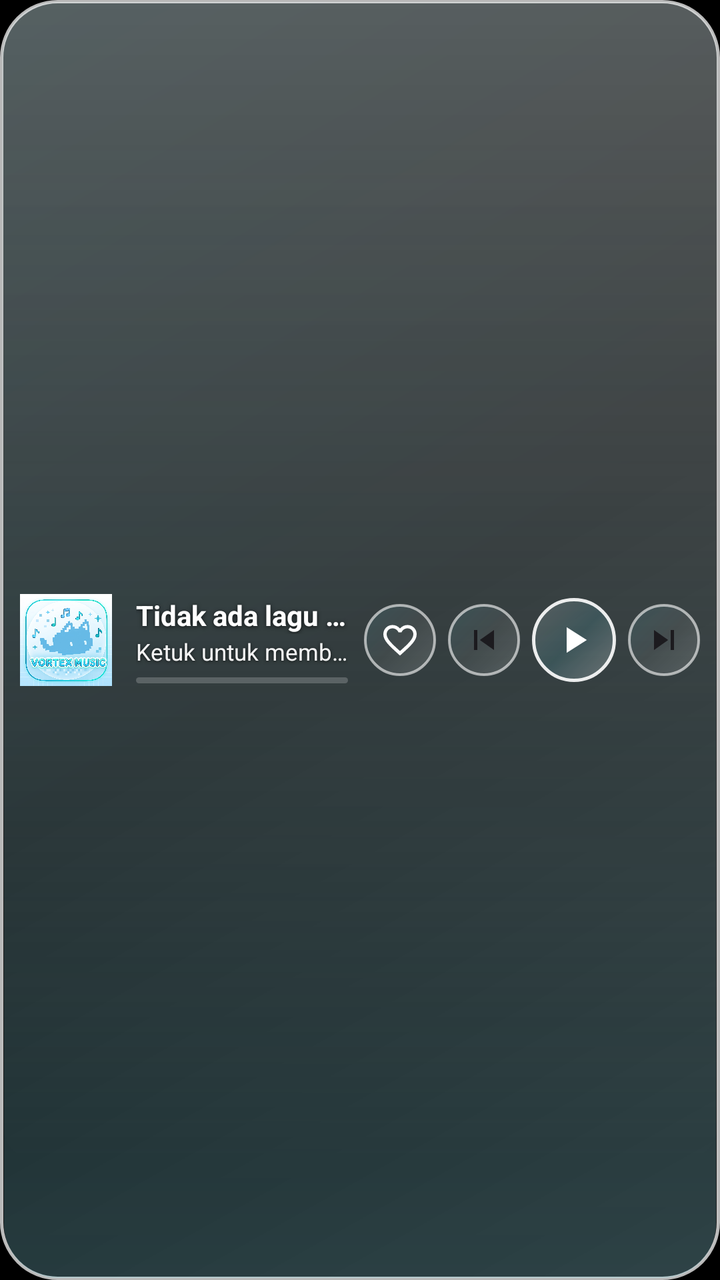
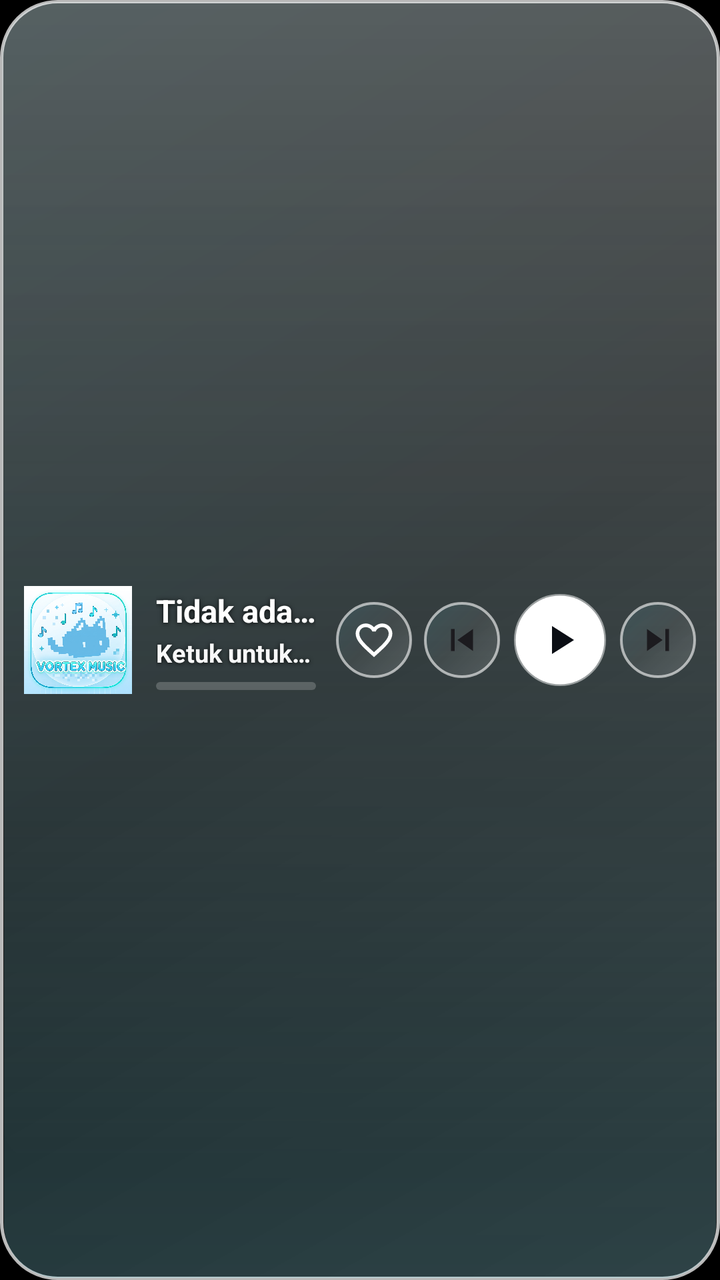

Before-and-after screenshots of an Android layout around one commit, followed by the original layout XML and the change that was made.
<!-- AndroidManifest.xml: application theme Theme.NanzBeatles -->
<!-- res/layout/widget_liquid_glass_wide.xml -->
<?xml version="1.0" encoding="utf-8"?>
<RelativeLayout xmlns:android="http://schemas.android.com/apk/res/android"
    android:id="@+id/widget_glass_wide_root"
    android:layout_width="match_parent"
    android:layout_height="match_parent"
    android:background="@android:color/transparent">

    
    <ImageView
        android:id="@+id/widget_glass_wide_backdrop"
        android:layout_width="match_parent"
        android:layout_height="match_parent"
        android:scaleType="fitXY"
        android:src="@drawable/widget_liquid_glass_bg"
        android:contentDescription="@null" />

    
    <LinearLayout
        android:layout_width="match_parent"
        android:layout_height="match_parent"
        android:orientation="horizontal"
        android:gravity="center_vertical"
        android:paddingStart="10dp"
        android:paddingEnd="10dp"
        android:paddingTop="6dp"
        android:paddingBottom="6dp">

        
        <ImageView
            android:id="@+id/widget_glass_wide_album_art"
            android:layout_width="46dp"
            android:layout_height="46dp"
            android:scaleType="fitCenter"
            android:src="@drawable/ic_widget_music_placeholder"
            android:contentDescription="@string/widget_album_art" />

        
        <LinearLayout
            android:layout_width="0dp"
            android:layout_height="wrap_content"
            android:layout_weight="1"
            android:layout_marginStart="12dp"
            android:layout_marginEnd="8dp"
            android:orientation="vertical">

            <TextView
                android:id="@+id/widget_glass_wide_song_title"
                android:layout_width="match_parent"
                android:layout_height="wrap_content"
                android:ellipsize="end"
                android:maxLines="1"
                android:text="@string/no_song_playing"
                android:textColor="#FFFFFF"
                android:textSize="14sp"
                android:textStyle="bold"
                android:shadowColor="#B3000000"
                android:shadowDy="1"
                android:shadowRadius="5" />

            <TextView
                android:id="@+id/widget_glass_wide_artist_name"
                android:layout_width="match_parent"
                android:layout_height="wrap_content"
                android:layout_marginTop="1dp"
                android:ellipsize="end"
                android:maxLines="1"
                android:text="@string/tap_to_open"
                android:textColor="#F2FFFFFF"
                android:textSize="11.5sp"
                android:shadowColor="#B3000000"
                android:shadowDy="1"
                android:shadowRadius="4" />

            <ProgressBar
                android:id="@+id/widget_glass_wide_progress"
                style="?android:attr/progressBarStyleHorizontal"
                android:layout_width="match_parent"
                android:layout_height="3dp"
                android:layout_marginTop="5dp"
                android:max="10000"
                android:progress="0"
                android:progressDrawable="@drawable/widget_liquid_glass_progress" />
        </LinearLayout>

        
        <ImageView
            android:id="@+id/widget_glass_wide_like_button"
            android:layout_width="36dp"
            android:layout_height="36dp"
            android:background="@drawable/widget_liquid_glass_btn_circle"
            android:padding="8dp"
            android:src="@drawable/ic_widget_heart_outline_nav"
            android:contentDescription="@string/widget_like_button" />

        <ImageView
            android:id="@+id/widget_glass_wide_previous"
            android:layout_width="36dp"
            android:layout_height="36dp"
            android:layout_marginStart="6dp"
            android:background="@drawable/widget_liquid_glass_btn_circle"
            android:padding="8dp"
            android:src="@drawable/ic_widget_skip_previous"
            android:contentDescription="Sebelumnya" />

        <ImageView
            android:id="@+id/widget_glass_wide_play_pause"
            android:layout_width="42dp"
            android:layout_height="42dp"
            android:layout_marginStart="6dp"
            android:background="@drawable/widget_liquid_glass_play_pill"
            android:padding="10dp"
            android:src="@drawable/ic_widget_play"
            android:contentDescription="@string/widget_play_pause" />

        <ImageView
            android:id="@+id/widget_glass_wide_next"
            android:layout_width="36dp"
            android:layout_height="36dp"
            android:layout_marginStart="6dp"
            android:background="@drawable/widget_liquid_glass_btn_circle"
            android:padding="8dp"
            android:src="@drawable/ic_widget_skip_next"
            android:contentDescription="Berikutnya" />

    </LinearLayout>

</RelativeLayout>
<!-- resources referenced by this layout -->
<resources>
  <!-- drawable ic_widget_music_placeholder (drawable) -->
  <?xml version="1.0" encoding="utf-8"?>
  <layer-list xmlns:android="http://schemas.android.com/apk/res/android">
      <item>
          <shape android:shape="rectangle">
              <solid android:color="#1A1528" />
          </shape>
      </item>
      <item
          android:width="96dp"
          android:height="96dp"
          android:gravity="center"
          android:drawable="@drawable/vortex_icon" />
  </layer-list>
  <!-- drawable ic_widget_play (drawable) -->
  <vector xmlns:android="http://schemas.android.com/apk/res/android"
      android:height="24dp"
      android:viewportHeight="24"
      android:viewportWidth="24"
      android:width="24dp">
      <path
          android:fillColor="#FFFFFF"
          android:pathData="M8,5v14l11,-7z"/>
  </vector>
  <!-- drawable ic_widget_skip_next (drawable) -->
  <vector xmlns:android="http://schemas.android.com/apk/res/android"
      android:height="24dp"
      android:viewportHeight="24"
      android:viewportWidth="24"
      android:width="24dp">
      <path
          android:fillColor="@color/widget_text_primary"
          android:pathData="M6,18l8.5,-6L6,6v12zM16,6v12h2V6h-2z"/>
  </vector>
  <!-- drawable ic_widget_skip_previous (drawable) -->
  <vector xmlns:android="http://schemas.android.com/apk/res/android"
      android:height="24dp"
      android:viewportHeight="24"
      android:viewportWidth="24"
      android:width="24dp">
      <path
          android:fillColor="@color/widget_text_primary"
          android:pathData="M6,6h2v12L6,18zM9.5,12l8.5,6L18,6z"/>
  </vector>
  <!-- drawable widget_liquid_glass_btn_circle (drawable) -->
  <?xml version="1.0" encoding="utf-8"?>
  <shape xmlns:android="http://schemas.android.com/apk/res/android"
      android:shape="oval">
      <gradient
          android:angle="135"
          android:startColor="#28FFFFFF"
          android:centerColor="#10FFFFFF"
          android:endColor="#1C64E9FF"
          android:type="linear" />
      <stroke
          android:width="1.2dp"
          android:color="#99FFFFFF" />
  </shape>
  <!-- drawable widget_liquid_glass_play_pill (drawable) -->
  <?xml version="1.0" encoding="utf-8"?>
  <shape xmlns:android="http://schemas.android.com/apk/res/android"
      android:shape="oval">
      <gradient
          android:angle="135"
          android:startColor="#42FFFFFF"
          android:centerColor="#1F64E9FF"
          android:endColor="#29FFFFFF"
          android:type="linear" />
      <stroke
          android:width="1.5dp"
          android:color="#E6FFFFFF" />
  </shape>
  <string name="no_song_playing">Tidak ada lagu yang diputar</string>
  <string name="tap_to_open">Ketuk untuk membuka</string>
  <string name="widget_album_art">Seni album</string>
  <string name="widget_like_button">Suka</string>
  <string name="widget_play_pause">Putar / Jeda</string>
  <style name="Theme.NanzBeatles" parent="android:Theme.Material.Light.NoActionBar">
          
          <item name="android:colorPrimary">@android:color/black</item>
          <item name="android:colorPrimaryDark">@android:color/black</item>
          
          <item name="android:statusBarColor" tools:targetApi="l">@android:color/black</item>
          
          <item name="android:navigationBarColor">@android:color/black</item>
          
          <item name="android:colorBackground">@android:color/black</item>
          
          <item name="android:windowLightStatusBar" tools:targetApi="m">false</item>
      </style>
  <color name="widget_on_tertiary_container">#FFFFFF</color>
  <color name="widget_text_primary">#1C1B1F</color>
  <!-- unchanged entries left out for length: 4 -->
</resources>

<!-- the commit's change to res/layout/widget_liquid_glass_wide.xml (unified diff, before → after) -->
@@ -20,16 +20,16 @@
         android:layout_height="match_parent"
         android:orientation="horizontal"
         android:gravity="center_vertical"
-        android:paddingStart="10dp"
-        android:paddingEnd="10dp"
-        android:paddingTop="6dp"
-        android:paddingBottom="6dp">
+        android:paddingStart="12dp"
+        android:paddingEnd="12dp"
+        android:paddingTop="8dp"
+        android:paddingBottom="8dp">
 
         
         <ImageView
             android:id="@+id/widget_glass_wide_album_art"
-            android:layout_width="46dp"
-            android:layout_height="46dp"
+            android:layout_width="54dp"
+            android:layout_height="54dp"
             android:scaleType="fitCenter"
             android:src="@drawable/ic_widget_music_placeholder"
             android:contentDescription="@string/widget_album_art" />
@@ -40,7 +40,7 @@
             android:layout_height="wrap_content"
             android:layout_weight="1"
             android:layout_marginStart="12dp"
-            android:layout_marginEnd="8dp"
+            android:layout_marginEnd="10dp"
             android:orientation="vertical">
 
             <TextView
@@ -51,32 +51,33 @@
                 android:maxLines="1"
                 android:text="@string/no_song_playing"
                 android:textColor="#FFFFFF"
-                android:textSize="14sp"
+                android:textSize="15.5sp"
                 android:textStyle="bold"
-                android:shadowColor="#B3000000"
+                android:shadowColor="#CC000000"
                 android:shadowDy="1"
-                android:shadowRadius="5" />
+                android:shadowRadius="6" />
 
             <TextView
                 android:id="@+id/widget_glass_wide_artist_name"
                 android:layout_width="match_parent"
                 android:layout_height="wrap_content"
-                android:layout_marginTop="1dp"
+                android:layout_marginTop="2dp"
                 android:ellipsize="end"
                 android:maxLines="1"
                 android:text="@string/tap_to_open"
-                android:textColor="#F2FFFFFF"
-                android:textSize="11.5sp"
-                android:shadowColor="#B3000000"
+                android:textColor="#F8FFFFFF"
+                android:textSize="12.5sp"
+                android:textStyle="bold"
+                android:shadowColor="#CC000000"
                 android:shadowDy="1"
-                android:shadowRadius="4" />
+                android:shadowRadius="5" />
 
             <ProgressBar
                 android:id="@+id/widget_glass_wide_progress"
                 style="?android:attr/progressBarStyleHorizontal"
                 android:layout_width="match_parent"
-                android:layout_height="3dp"
-                android:layout_marginTop="5dp"
+                android:layout_height="4dp"
+                android:layout_marginTop="6dp"
                 android:max="10000"
                 android:progress="0"
                 android:progressDrawable="@drawable/widget_liquid_glass_progress" />
@@ -85,8 +86,8 @@
         
         <ImageView
             android:id="@+id/widget_glass_wide_like_button"
-            android:layout_width="36dp"
-            android:layout_height="36dp"
+            android:layout_width="38dp"
+            android:layout_height="38dp"
             android:background="@drawable/widget_liquid_glass_btn_circle"
             android:padding="8dp"
             android:src="@drawable/ic_widget_heart_outline_nav"
@@ -94,8 +95,8 @@
 
         <ImageView
             android:id="@+id/widget_glass_wide_previous"
-            android:layout_width="36dp"
-            android:layout_height="36dp"
+            android:layout_width="38dp"
+            android:layout_height="38dp"
             android:layout_marginStart="6dp"
             android:background="@drawable/widget_liquid_glass_btn_circle"
             android:padding="8dp"
@@ -104,19 +105,19 @@
 
         <ImageView
             android:id="@+id/widget_glass_wide_play_pause"
-            android:layout_width="42dp"
-            android:layout_height="42dp"
-            android:layout_marginStart="6dp"
-            android:background="@drawable/widget_liquid_glass_play_pill"
-            android:padding="10dp"
-            android:src="@drawable/ic_widget_play"
+            android:layout_width="46dp"
+            android:layout_height="46dp"
+            android:layout_marginStart="7dp"
+            android:background="@drawable/widget_liquid_glass_play_circle"
+            android:padding="11dp"
+            android:src="@drawable/ic_widget_play_black"
             android:contentDescription="@string/widget_play_pause" />
 
         <ImageView
             android:id="@+id/widget_glass_wide_next"
-            android:layout_width="36dp"
-            android:layout_height="36dp"
-            android:layout_marginStart="6dp"
+            android:layout_width="38dp"
+            android:layout_height="38dp"
+            android:layout_marginStart="7dp"
             android:background="@drawable/widget_liquid_glass_btn_circle"
             android:padding="8dp"
             android:src="@drawable/ic_widget_skip_next"
<!-- resource entries referenced after the edit -->
@@ -14,15 +14,16 @@
           android:gravity="center"
           android:drawable="@drawable/vortex_icon" />
   </layer-list>
-  <!-- drawable ic_widget_play (drawable) -->
+  <!-- drawable ic_widget_play_black (drawable) -->
+  <?xml version="1.0" encoding="utf-8"?>
   <vector xmlns:android="http://schemas.android.com/apk/res/android"
+      android:width="24dp"
       android:height="24dp"
-      android:viewportHeight="24"
       android:viewportWidth="24"
-      android:width="24dp">
+      android:viewportHeight="24">
       <path
-          android:fillColor="#FFFFFF"
-          android:pathData="M8,5v14l11,-7z"/>
+          android:fillColor="#FF0B0E14"
+          android:pathData="M8,5v14l11,-7z" />
   </vector>
   <!-- drawable ic_widget_skip_next (drawable) -->
   <vector xmlns:android="http://schemas.android.com/apk/res/android"
@@ -58,19 +59,14 @@
           android:width="1.2dp"
           android:color="#99FFFFFF" />
   </shape>
-  <!-- drawable widget_liquid_glass_play_pill (drawable) -->
+  <!-- drawable widget_liquid_glass_play_circle (drawable) -->
   <?xml version="1.0" encoding="utf-8"?>
   <shape xmlns:android="http://schemas.android.com/apk/res/android"
       android:shape="oval">
-      <gradient
-          android:angle="135"
-          android:startColor="#42FFFFFF"
-          android:centerColor="#1F64E9FF"
-          android:endColor="#29FFFFFF"
-          android:type="linear" />
+      <solid android:color="#FFFFFFFF" />
       <stroke
           android:width="1.5dp"
-          android:color="#E6FFFFFF" />
+          android:color="#80FFFFFF" />
   </shape>
   <string name="no_song_playing">Tidak ada lagu yang diputar</string>
   <string name="tap_to_open">Ketuk untuk membuka</string>
